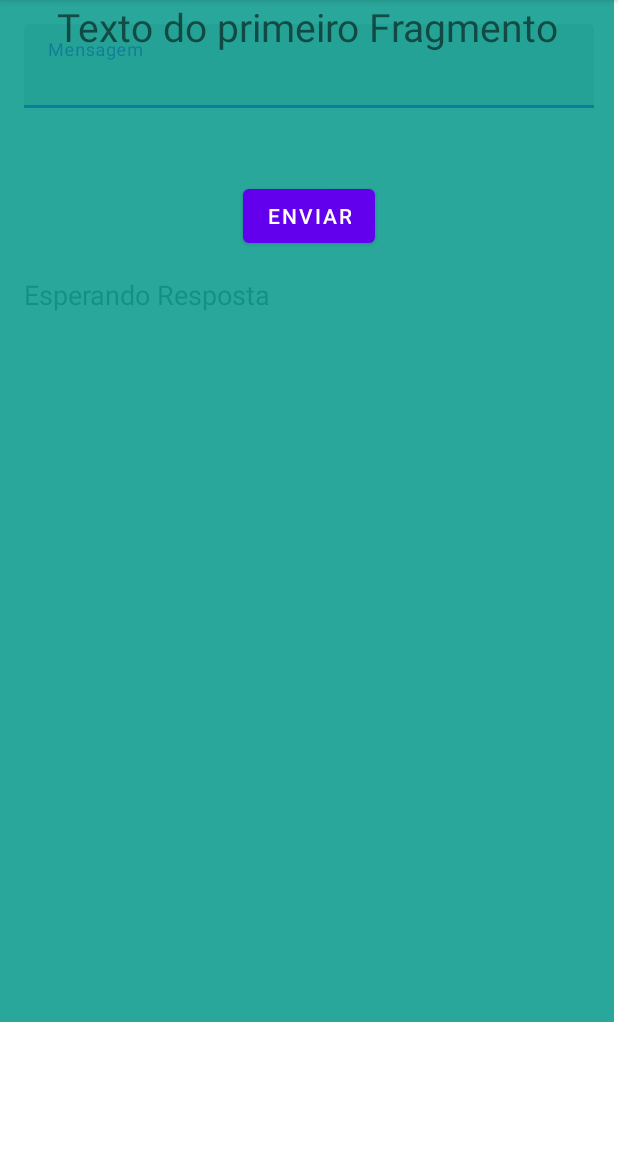
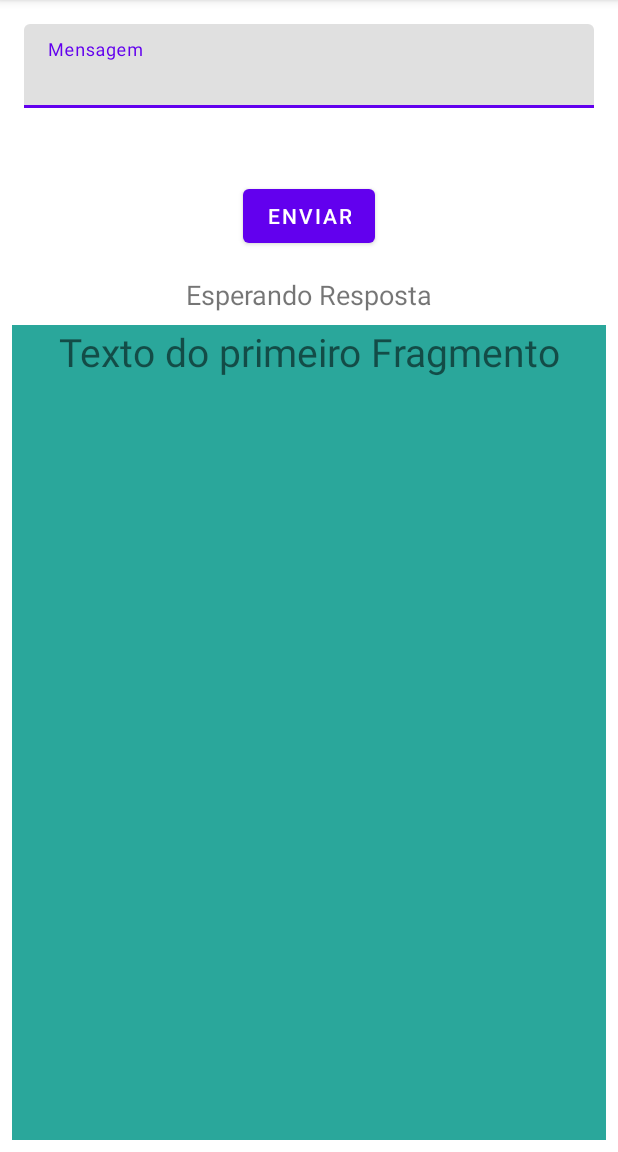
Before and after one commit to EvanRispoli/Revisao, an Android app: the screen it shows after launch (MainActivity), on a phone screen of 412 x 824 dp, the part 84-1236 px from its top. Run offline under Robolectric (Android 15) with nearby library versions, the phone set to English and light mode, and no system bars.

Commit message:
Criando o Navhost

```diff
--- a/app/src/main/res/layout/activity_main.xml
+++ b/app/src/main/res/layout/activity_main.xml
@@ -20,7 +20,7 @@
             android:layout_width="match_parent"
             android:layout_height="wrap_content"
             android:layout_margin="16dp"
-            android:hint="@string/mensagem" />
+            android:hint="Mensagem" />
     </com.google.android.material.textfield.TextInputLayout>
 
     <Button
@@ -28,7 +28,7 @@
         android:layout_width="wrap_content"
         android:layout_height="wrap_content"
         android:layout_marginTop="32dp"
-        android:text="@string/enviar"
+        android:text="Enviar"
         app:layout_constraintEnd_toEndOf="parent"
         app:layout_constraintHorizontal_bias="0.5"
         app:layout_constraintStart_toStartOf="parent"
@@ -41,21 +41,24 @@
         android:layout_margin="16dp"
         android:layout_marginTop="56dp"
         android:text="Esperando Resposta"
+        android:textAlignment="center"
         android:textSize="18sp"
         app:layout_constraintEnd_toEndOf="parent"
         app:layout_constraintHorizontal_bias="0.5"
         app:layout_constraintStart_toStartOf="parent"
-        app:layout_constraintTop_toBottomOf="@+id/btn_enviar"
-        tools:ignore="HardcodedText" />
+        app:layout_constraintTop_toBottomOf="@+id/btn_enviar" />
 
     <androidx.fragment.app.FragmentContainerView
-        android:id="@+id/fragmentContainerView"
+        android:id="@+id/fragmentContainerView2"
         android:name="androidx.navigation.fragment.NavHostFragment"
-        android:layout_width="409dp"
-        android:layout_height="681dp"
+        android:layout_width="0dp"
+        android:layout_height="0dp"
+        android:layout_margin="8dp"
         app:defaultNavHost="true"
-        app:navGraph="@navigation/navigation"
-        tools:layout_editor_absoluteX="1dp"
-        tools:layout_editor_absoluteY="209dp"
-        tools:ignore="MissingConstraints" />
+        app:layout_constraintBottom_toBottomOf="parent"
+        app:layout_constraintEnd_toEndOf="parent"
+        app:layout_constraintHorizontal_bias="0.5"
+        app:layout_constraintStart_toStartOf="parent"
+        app:layout_constraintTop_toBottomOf="@+id/tv_resposta"
+        app:navGraph="@navigation/navigation" />
 </androidx.constraintlayout.widget.ConstraintLayout>
--- a/app/src/main/res/navigation/navigation.xml
+++ b/app/src/main/res/navigation/navigation.xml
@@ -9,7 +9,11 @@
         android:id="@+id/firstFragment"
         android:name="com.example.revisao.FirstFragment"
         android:label="fragment_first"
-        tools:layout="@layout/fragment_first" />
+        tools:layout="@layout/fragment_first" >
+        <action
+            android:id="@+id/action_firstFragment_to_secondFragment"
+            app:destination="@id/secondFragment" />
+    </fragment>
     <fragment
         android:id="@+id/secondFragment"
         android:name="com.example.revisao.SecondFragment"
--- a/app/src/main/res/values/strings.xml
+++ b/app/src/main/res/values/strings.xml
@@ -3,6 +3,5 @@
     <!-- TODO: Remove or change this placeholder text -->
     <string name="hello_blank_fragment">Hello blank fragment</string>
     <string name="texto_do_primeiro_fragmento">Texto do primeiro Fragmento</string>
-    <string name="mensagem">Mensagem</string>
-    <string name="enviar">Enviar</string>
+    <string name="texto_do_segundo_fragmento">texto_do_segundo_fragmento</string>
 </resources>
```
